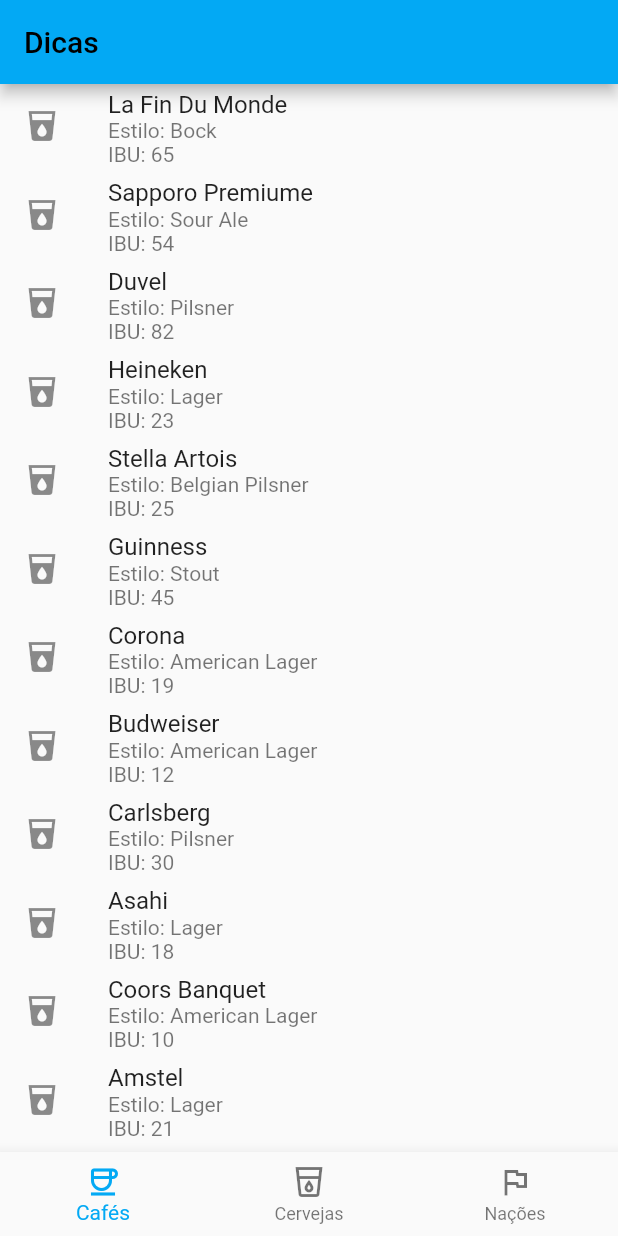
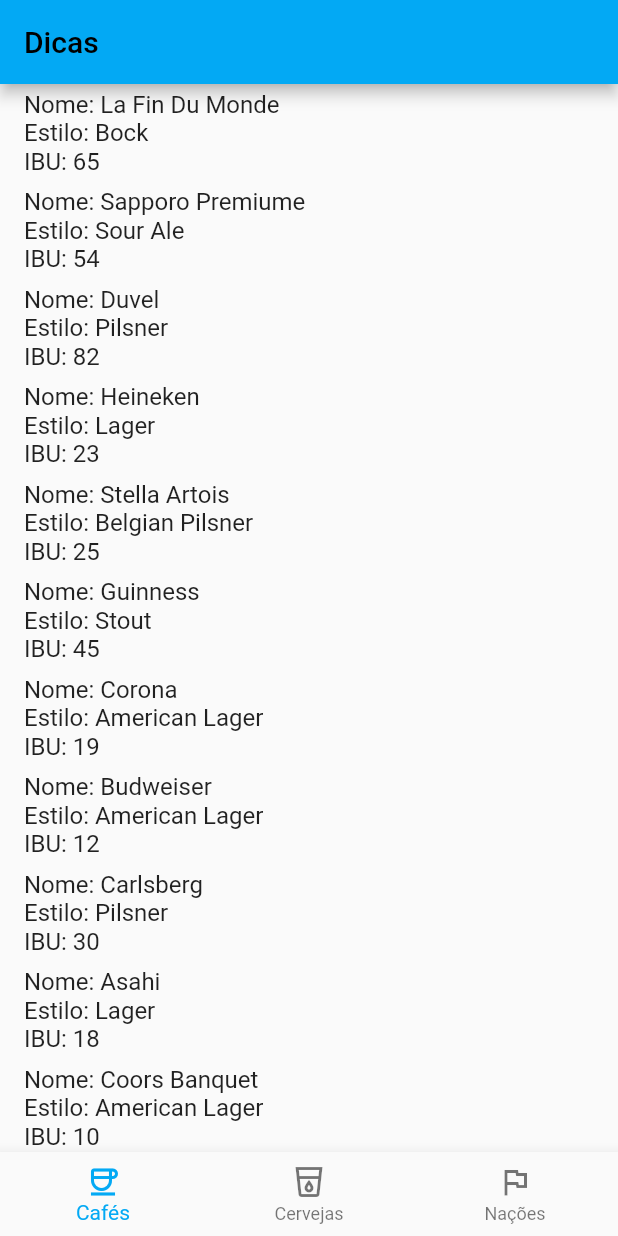
Before and after one commit to IsaKaillany/POO-Dart, a Flutter app: the screen it shows after launch, on a phone screen of 412 x 824 dp. Run offline on Flutter 3.47's test engine with Material 2 defaults, Android fonts, the phone set to English and light mode, and no system bars; our stand-ins replace transparent_image.

Commit message:
final update

```diff
--- a/receita_4/lib/main.dart
+++ b/receita_4/lib/main.dart
@@ -124,7 +124,7 @@
                     title: const Text("Dicas"),
                 ),
                 body: Center(
-                    child: MyTileWidget(objects: dataObjects)
+                    child: MyTileWidget(objects: dataObjects, columnNames: ["Nome", "Estilo", "IBU"], propertyNames: ["name", "style", "ibu"])
                 ),
                 bottomNavigationBar: NewNavBar(),
             )
@@ -185,8 +185,11 @@
 }
 
 class MyTileWidget extends StatelessWidget {
-    List<Map<String, String>> objects;
-    MyTileWidget( {this.objects = const [] });
+    List<Map<String, dynamic>> objects;
+    final List<String> columnNames;
+    final List<String> propertyNames;
+
+    MyTileWidget({this.objects = const [], this.columnNames = const [], this.propertyNames = const []});
 
     @override
     Widget build(BuildContext context) {
@@ -194,17 +197,17 @@
             itemCount: objects.length,
             itemBuilder: (context, index) {
                 final obj = objects[index];
+
+                final columnTexts = columnNames.map((col) {
+                    final prop = propertyNames[columnNames.indexOf(col)];
+                    return Text("$col: ${obj[prop]}");
+                }).toList();
+
                 return ListTile(
-                    // isThreeLine: true,
-                    title: Text(obj["name"]!),
-                    subtitle: Column(
+                    title: Column(
                         crossAxisAlignment: CrossAxisAlignment.start,
-                        children: [
-                            Text("Estilo: ${obj["style"]}"),
-                            Text("IBU: ${obj["ibu"]}")
-                        ]
+                        children: columnTexts,
                     ),
-                    leading: Icon(Icons.local_drink)
                 );
             },
         );
```
